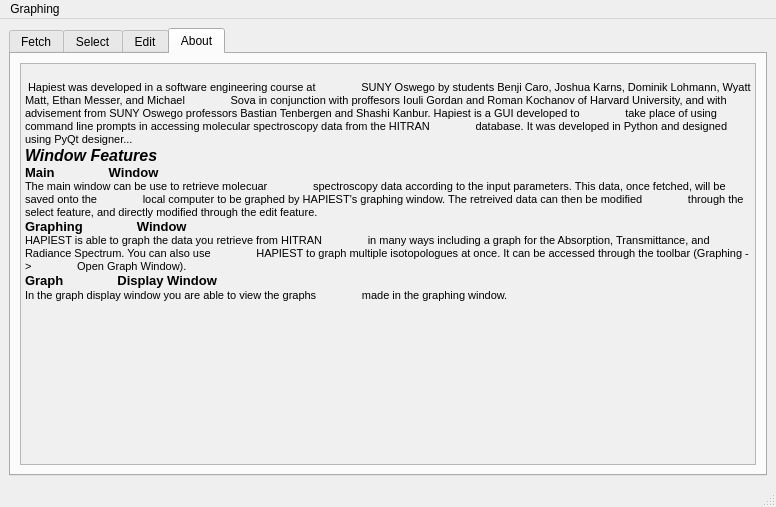
Qt form layouts/main_window.ui (hitranonline/hapiest) before a commit.
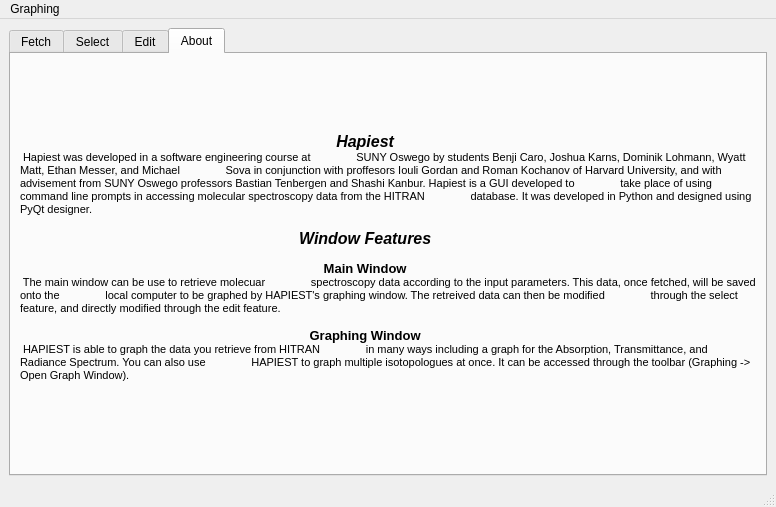
The same form after that commit.

Commit message: Attempted to fix the odd spacing in the about tab

The edit to the form file:
```diff
--- a/layouts/main_window.ui
+++ b/layouts/main_window.ui
@@ -778,114 +778,60 @@
        </attribute>
        <layout class="QGridLayout" name="gridLayout_6">
         <item row="0" column="0">
-         <widget class="QTextEdit" name="textEdit">
-          <property name="palette">
-           <palette>
-            <active>
-             <colorrole role="Light">
-              <brush brushstyle="SolidPattern">
-               <color alpha="255">
-                <red>240</red>
-                <green>240</green>
-                <blue>240</blue>
-               </color>
-              </brush>
-             </colorrole>
-             <colorrole role="Base">
-              <brush brushstyle="SolidPattern">
-               <color alpha="255">
-                <red>240</red>
-                <green>240</green>
-                <blue>240</blue>
-               </color>
-              </brush>
-             </colorrole>
-            </active>
-            <inactive>
-             <colorrole role="Light">
-              <brush brushstyle="SolidPattern">
-               <color alpha="255">
-                <red>240</red>
-                <green>240</green>
-                <blue>240</blue>
-               </color>
-              </brush>
-             </colorrole>
-             <colorrole role="Base">
-              <brush brushstyle="SolidPattern">
-               <color alpha="255">
-                <red>240</red>
-                <green>240</green>
-                <blue>240</blue>
-               </color>
-              </brush>
-             </colorrole>
-            </inactive>
-            <disabled>
-             <colorrole role="Light">
-              <brush brushstyle="SolidPattern">
-               <color alpha="255">
-                <red>240</red>
-                <green>240</green>
-                <blue>240</blue>
-               </color>
-              </brush>
-             </colorrole>
-             <colorrole role="Base">
-              <brush brushstyle="SolidPattern">
-               <color alpha="255">
-                <red>240</red>
-                <green>240</green>
-                <blue>240</blue>
-               </color>
-              </brush>
-             </colorrole>
-            </disabled>
-           </palette>
-          </property>
-          <property name="readOnly">
-           <bool>true</bool>
-          </property>
-          <property name="html">
+            <widget class="QLabel" name="label_14">
+                <property name="text">
            <string>&lt;!DOCTYPE HTML PUBLIC &quot;-//W3C//DTD HTML 4.0//EN&quot; &quot;http://www.w3.org/TR/REC-html40/strict.dtd&quot;&gt;
 &lt;html&gt;&lt;head&gt;&lt;meta name=&quot;qrichtext&quot; content=&quot;1&quot; /&gt;&lt;style type=&quot;text/css&quot;&gt;
 p, li { white-space: pre-wrap; }
                &lt;/style&gt;&lt;/head&gt;&lt;body style=&quot; font-family:'MS Shell Dlg 2'; font-size:8pt;
                font-weight:400; font-style:normal;&quot;&gt;
+               &lt;p align=&quot;center&quot; style=&quot; margin-top:0px; margin-bottom:0px; margin-left:0px;
+               margin-right:0px; -qt-block-indent:0; text-indent:0px;&quot;&gt;&lt;span style=&quot; font-size:12pt;
+               font-weight:600; font-style:italic;&quot;&gt;Hapiest&lt;/span&gt;&lt;/p&gt;
                &lt;p style=&quot; margin-top:0px; margin-bottom:0px; margin-left:0px; margin-right:0px;
                -qt-block-indent:0; text-indent:0px;&quot;&gt; Hapiest was developed in a software engineering course at
                SUNY Oswego by students Benji Caro, Joshua Karns, Dominik Lohmann, Wyatt Matt, Ethan Messer, and Michael
                Sova in conjunction with proffesors Iouli Gordan and Roman Kochanov of Harvard University, and with
                advisement from SUNY Oswego professors Bastian Tenbergen and Shashi Kanbur. Hapiest is a GUI developed to
                take place of using command line prompts in accessing molecular spectroscopy data from the HITRAN
-               database. It was developed in Python and designed using PyQt designer... &lt;/p&gt;
+               database. It was developed in Python and designed using PyQt designer.&lt;/p&gt;
+               &lt;p style=&quot;-qt-paragraph-type:empty; margin-top:0px; margin-bottom:0px; margin-left:0px;
+               margin-right:0px; -qt-block-indent:0; text-indent:0px;&quot;&gt;&lt;br /&gt;&lt;/p&gt;
+               &lt;p align=&quot;center&quot; style=&quot; margin-top:0px; margin-bottom:0px; margin-left:0px;
+               margin-right:0px; -qt-block-indent:0; text-indent:0px;&quot;&gt;&lt;span style=&quot; font-size:12pt;
+               font-weight:600; font-style:italic;&quot;&gt;Window Features&lt;/span&gt;&lt;/p&gt;
+               &lt;p align=&quot;center&quot; style=&quot;-qt-paragraph-type:empty; margin-top:0px; margin-bottom:0px;
+               margin-left:0px; margin-right:0px; -qt-block-indent:0; text-indent:0px; font-size:12pt; font-weight:600;
+               font-style:italic;&quot;&gt;&lt;br /&gt;&lt;/p&gt;
+               &lt;p align=&quot;center&quot; style=&quot; margin-top:0px; margin-bottom:0px; margin-left:0px;
+               margin-right:0px; -qt-block-indent:0; text-indent:0px;&quot;&gt;&lt;span style=&quot; font-size:10pt;
+               font-weight:600;&quot;&gt;Main Window&lt;/span&gt;&lt;/p&gt;
                &lt;p style=&quot; margin-top:0px; margin-bottom:0px; margin-left:0px; margin-right:0px;
-               -qt-block-indent:0; text-indent:0px;&quot;&gt;&lt;span style=&quot; font-size:12pt; font-weight:600;
-               font-style:italic;&quot;&gt;Window Features &lt;/span&gt;&lt;span style=&quot; font-size:12pt;&quot;&gt;
-               &lt;/span&gt; &lt;/p&gt;
-               &lt;p style=&quot; margin-top:0px; margin-bottom:0px; margin-left:0px; margin-right:0px;
-               -qt-block-indent:0; text-indent:0px;&quot;&gt;&lt;span style=&quot; font-size:10pt; font-weight:600;&quot;&gt;Main
-               Window&lt;/span&gt;&lt;span style=&quot; font-size:10pt;&quot;&gt; &lt;/span&gt; &lt;/p&gt;
-               &lt;p style=&quot; margin-top:0px; margin-bottom:0px; margin-left:0px; margin-right:0px;
-               -qt-block-indent:0; text-indent:0px;&quot;&gt;The main window can be use to retrieve molecuar
+               -qt-block-indent:0; text-indent:0px;&quot;&gt; The main window can be use to retrieve molecuar
                spectroscopy data according to the input parameters. This data, once fetched, will be saved onto the
                local computer to be graphed by HAPIEST's graphing window. The retreived data can then be modified
-               through the select feature, and directly modified through the edit feature. &lt;/p&gt;
+               through the select feature, and directly modified through the edit feature.&lt;/p&gt;
+               &lt;p style=&quot;-qt-paragraph-type:empty; margin-top:0px; margin-bottom:0px; margin-left:0px;
+               margin-right:0px; -qt-block-indent:0; text-indent:0px;&quot;&gt;&lt;br /&gt;&lt;/p&gt;
+               &lt;p align=&quot;center&quot; style=&quot; margin-top:0px; margin-bottom:0px; margin-left:0px;
+               margin-right:0px; -qt-block-indent:0; text-indent:0px;&quot;&gt;&lt;span style=&quot; font-size:10pt;
+               font-weight:600;&quot;&gt;Graphing Window&lt;/span&gt;&lt;/p&gt;
                &lt;p style=&quot; margin-top:0px; margin-bottom:0px; margin-left:0px; margin-right:0px;
-               -qt-block-indent:0; text-indent:0px;&quot;&gt;&lt;span style=&quot; font-size:10pt; font-weight:600;&quot;&gt;Graphing
-               Window&lt;/span&gt;&lt;span style=&quot; font-size:10pt;&quot;&gt; &lt;/span&gt; &lt;/p&gt;
-               &lt;p style=&quot; margin-top:0px; margin-bottom:0px; margin-left:0px; margin-right:0px;
-               -qt-block-indent:0; text-indent:0px;&quot;&gt;HAPIEST is able to graph the data you retrieve from HITRAN
+               -qt-block-indent:0; text-indent:0px;&quot;&gt; HAPIEST is able to graph the data you retrieve from HITRAN
                in many ways including a graph for the Absorption, Transmittance, and Radiance Spectrum. You can also use
                HAPIEST to graph multiple isotopologues at once. It can be accessed through the toolbar (Graphing -&amp;gt;
-               Open Graph Window). &lt;/p&gt;
-               &lt;p style=&quot; margin-top:0px; margin-bottom:0px; margin-left:0px; margin-right:0px;
-               -qt-block-indent:0; text-indent:0px;&quot;&gt;&lt;span style=&quot; font-size:10pt; font-weight:600;&quot;&gt;Graph
-               Display Window&lt;/span&gt;&lt;span style=&quot; font-size:10pt;&quot;&gt; &lt;/span&gt; &lt;/p&gt;
-               &lt;p style=&quot; margin-top:0px; margin-bottom:0px; margin-left:0px; margin-right:0px;
-               -qt-block-indent:0; text-indent:0px;&quot;&gt;In the graph display window you are able to view the graphs
-               made in the graphing window. &lt;/p&gt;&lt;/body&gt;&lt;/html&gt;
+               Open Graph Window).&lt;/p&gt;
+               &lt;p style=&quot;-qt-paragraph-type:empty; margin-top:0px; margin-bottom:0px; margin-left:0px;
+               margin-right:0px; -qt-block-indent:0; text-indent:0px;&quot;&gt;&lt;br /&gt;&lt;/p&gt;
+               &lt;p style=&quot;-qt-paragraph-type:empty; margin-top:0px; margin-bottom:0px; margin-left:0px;
+               margin-right:0px; -qt-block-indent:0; text-indent:0px; font-size:10pt; font-weight:600;&quot;&gt;&lt;br /&gt;&lt;/p&gt;&lt;/body&gt;&lt;/html&gt;
            </string>
+                </property>
+                <property name="textFormat">
+                    <enum>Qt::RichText</enum>
+                </property>
+                <property name="wordWrap">
+                    <bool>true</bool>
           </property>
          </widget>
         </item>
```
